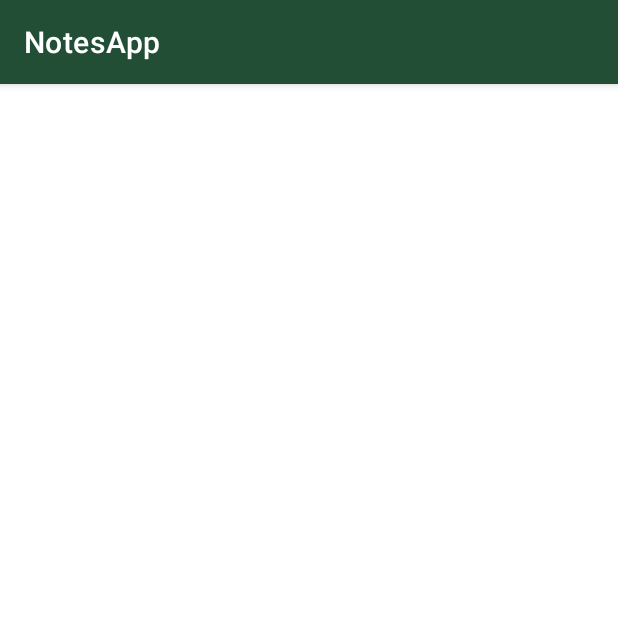
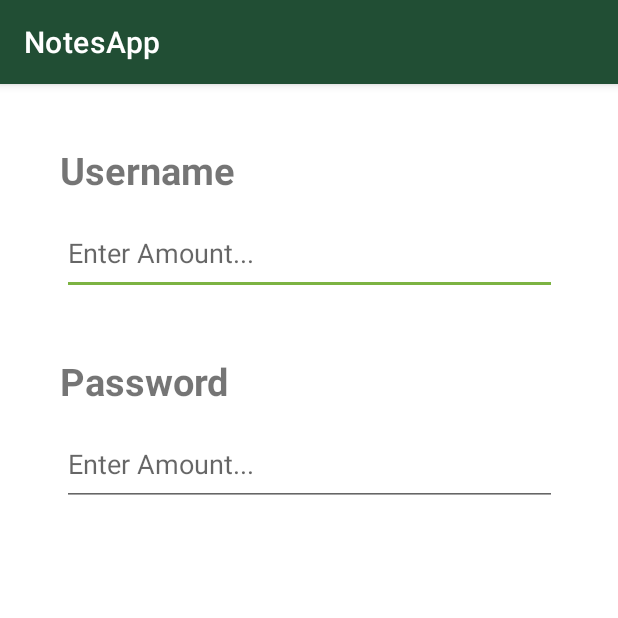
Before and after one commit to CornOnTheJacob/CapstoneY2Q3, an Android app: the fragment LoginFragment shown on its own in the app's theme, on a phone screen of 412 x 824 dp, the top half of it. Run offline under Robolectric (Android 15) with nearby library versions, the phone set to English and light mode, and no system bars.

Commit message:
Added husk of login, about to add passcode functionality

```diff
--- a/app/src/main/java/com/example/notesapp/data/LoginDatabase.kt
+++ b/app/src/main/java/com/example/notesapp/data/LoginDatabase.kt
@@ -4,9 +4,9 @@ import android.content.Context
 import android.database.sqlite.SQLiteDatabase
 import android.database.sqlite.SQLiteOpenHelper
 
-class Helper(context: Context): SQLiteOpenHelper(context, "Login", null, 1) {
+class LoginDatabase(context: Context): SQLiteOpenHelper(context, "Login", null, 1) {
 
-    // creating database
+    // Creating database
     override fun onCreate(db: SQLiteDatabase?) {
         db?.execSQL("CREATE TABLE LoginData(Username TEXT, Password TEXT)")
     }
--- a/app/src/main/java/com/example/notesapp/fragments/loginFragment.kt
+++ b/app/src/main/java/com/example/notesapp/fragments/LoginFragment.kt
@@ -5,8 +5,6 @@ import androidx.fragment.app.Fragment
 import android.view.LayoutInflater
 import android.view.View
 import android.view.ViewGroup
-import com.example.notesapp.R
-import com.example.notesapp.databinding.FragmentHomeBinding
 import com.example.notesapp.databinding.FragmentLoginBinding
 
 // TODO: Rename parameter arguments, choose names that match
--- a/app/src/main/res/layout/fragment_login.xml
+++ b/app/src/main/res/layout/fragment_login.xml
@@ -1,6 +1,58 @@
 <?xml version="1.0" encoding="utf-8"?>
-<FrameLayout xmlns:android="http://schemas.android.com/apk/res/android"
+<androidx.constraintlayout.widget.ConstraintLayout
+    xmlns:android="http://schemas.android.com/apk/res/android"
+    xmlns:app="http://schemas.android.com/apk/res-auto"
     xmlns:tools="http://schemas.android.com/tools"
     android:layout_width="match_parent"
     android:layout_height="match_parent"
-    tools:context=".fragments.loginFragment"/>
+    tools:context=".fragments.LoginFragment">
+
+    <TextView
+        android:id="@+id/usernameTitle"
+        android:layout_width="wrap_content"
+        android:layout_height="wrap_content"
+        android:layout_marginStart="40dp"
+        android:layout_marginTop="40dp"
+        android:text="Username"
+        android:textSize="25sp"
+        android:textStyle="bold"
+        app:layout_constraintStart_toStartOf="parent"
+        app:layout_constraintTop_toTopOf="parent" />
+
+    <EditText
+        android:id="@+id/usernameInput"
+        android:layout_width="330dp"
+        android:layout_height="56dp"
+        android:layout_marginTop="10dp"
+        android:ems="10"
+        android:hint="Enter Amount..."
+        android:inputType="textNoSuggestions"
+        app:layout_constraintEnd_toEndOf="parent"
+        app:layout_constraintStart_toStartOf="parent"
+        app:layout_constraintTop_toBottomOf="@+id/usernameTitle" />
+
+    <TextView
+        android:id="@+id/passwordTitle"
+        android:layout_width="wrap_content"
+        android:layout_height="wrap_content"
+        android:layout_marginStart="40dp"
+        android:layout_marginTop="40dp"
+        android:text="Password"
+        android:textSize="25sp"
+        android:textStyle="bold"
+        app:layout_constraintStart_toStartOf="parent"
+        app:layout_constraintTop_toBottomOf="@+id/usernameInput" />
+
+    <EditText
+        android:id="@+id/passwordInput"
+        android:layout_width="330dp"
+        android:layout_height="56dp"
+        android:layout_marginTop="10dp"
+        android:ems="10"
+        android:hint="Enter Amount..."
+        android:inputType="textNoSuggestions"
+        app:layout_constraintEnd_toEndOf="parent"
+        app:layout_constraintStart_toStartOf="parent"
+        app:layout_constraintTop_toBottomOf="@+id/passwordTitle" />
+
+</androidx.constraintlayout.widget.ConstraintLayout>
--- a/app/src/main/res/navigation/nav_graph.xml
+++ b/app/src/main/res/navigation/nav_graph.xml
@@ -5,6 +5,15 @@
     android:id="@+id/nav_graph"
     android:label="@string/app_name"
     app:startDestination="@id/homeFragment">
+    <fragment
+        android:id="@+id/loginFragment"
+        android:name="com.example.notesapp.fragments.LoginFragment"
+        android:label="Login"
+        tools:layout="@layout/fragment_login">
+        <action
+            android:id="@+id/action_loginFragment_to_homeFragment"
+            app:destination="@id/homeFragment" />
+    </fragment>
     <fragment
         android:id="@+id/homeFragment"
         android:name="com.example.notesapp.fragments.HomeFragment"
```
